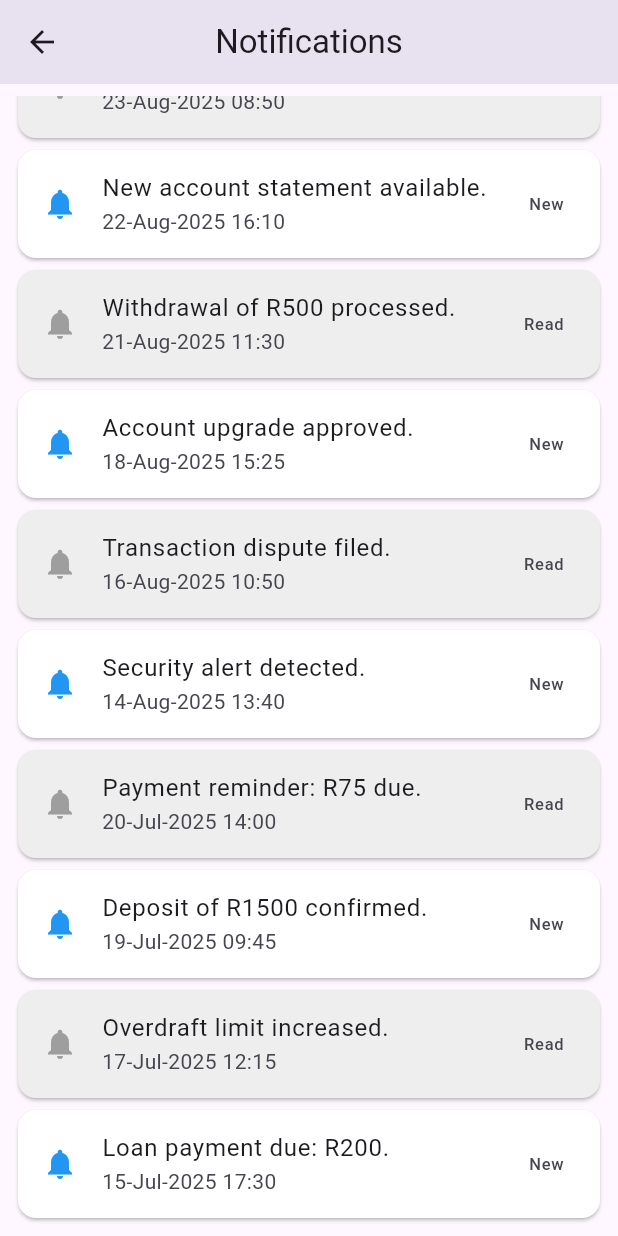
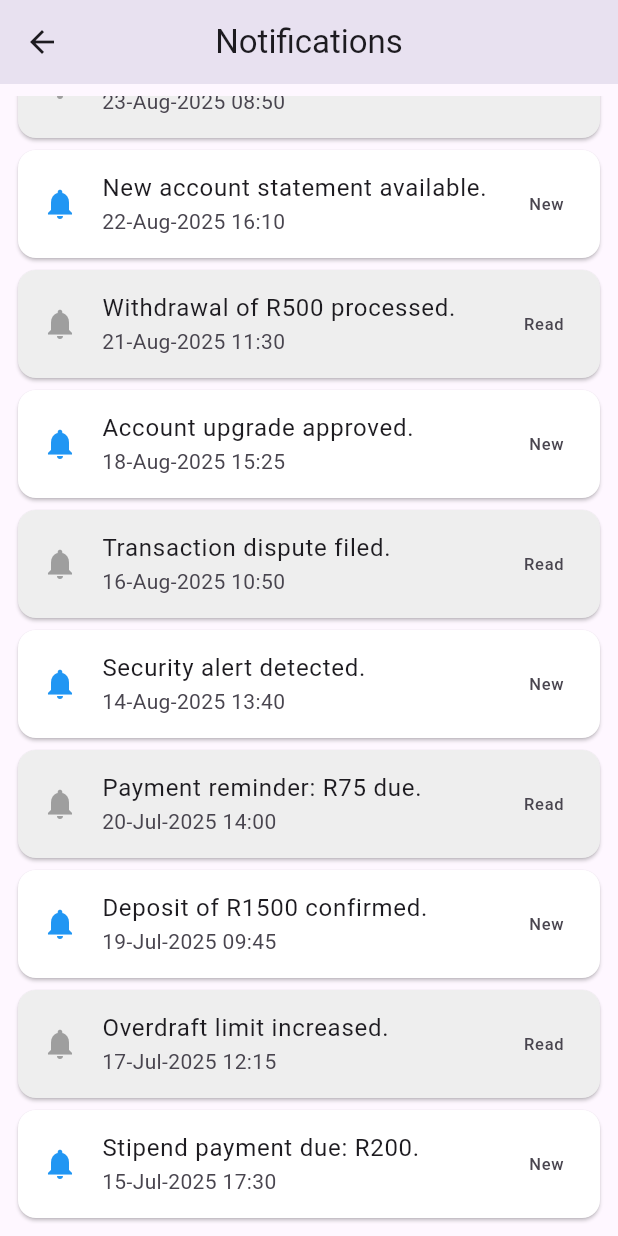
Before and after one commit to SifisoBlessingDuba/WiseBank-Frontend-, a Flutter app: the NotificationsPage screen opened directly, scrolled down 461 dp, on a phone screen of 412 x 824 dp. Run offline on Flutter 3.47's test engine with Material 3 defaults, Android fonts, the phone set to English and light mode, and no system bars; our stand-ins replace flutter_dash, shared_preferences; accounts and stored records are empty.

Commit message:
work is done

```diff
--- a/lib/notifications.dart
+++ b/lib/notifications.dart
@@ -24,7 +24,7 @@ class _NotificationsPageState extends State<NotificationsPage> {
     {"id": 12, "message": "Payment reminder: R75 due.", "date": "20-Jul-2025 14:00", "read": true},
     {"id": 13, "message": "Deposit of R1500 confirmed.", "date": "19-Jul-2025 09:45", "read": false},
     {"id": 14, "message": "Overdraft limit increased.", "date": "17-Jul-2025 12:15", "read": true},
-    {"id": 15, "message": "Loan payment due: R200.", "date": "15-Jul-2025 17:30", "read": false},
+    {"id": 15, "message": "Stipend payment due: R200.", "date": "15-Jul-2025 17:30", "read": false},
   ];
 
   @override
--- a/lib/transaction.dart
+++ b/lib/transaction.dart
@@ -52,7 +52,7 @@ class _TransactionPageState extends State<TransactionPage> {
         date: "21 Aug, 12:32",
         isIncome: false),
     Transaction(
-        title: "Salary Deposit",
+        title: "Salary Payment",
         amount: "+R8,500.00",
         date: "1 Aug, 12:00",
         isIncome: true),
```
